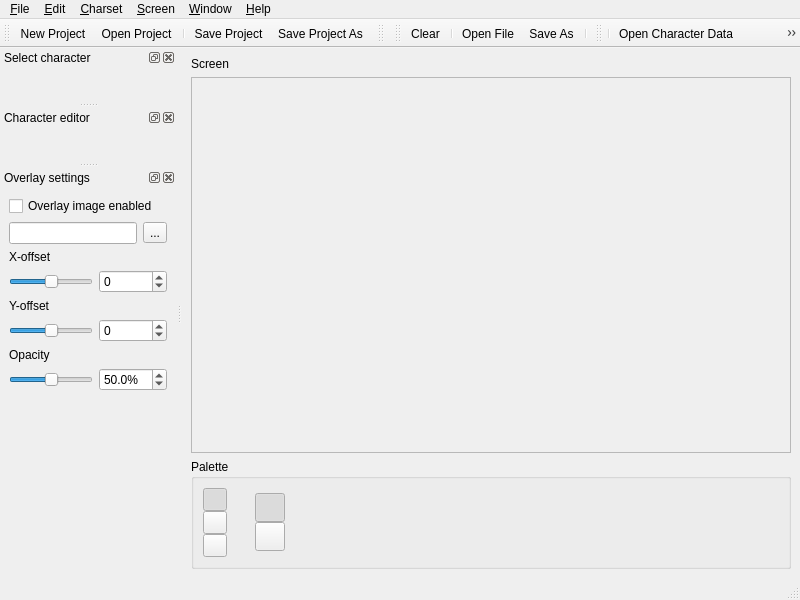
The window that gui/mainwindow.ui (osaukko/TextPaint64) describes before a commit, drawn with Qt 5.
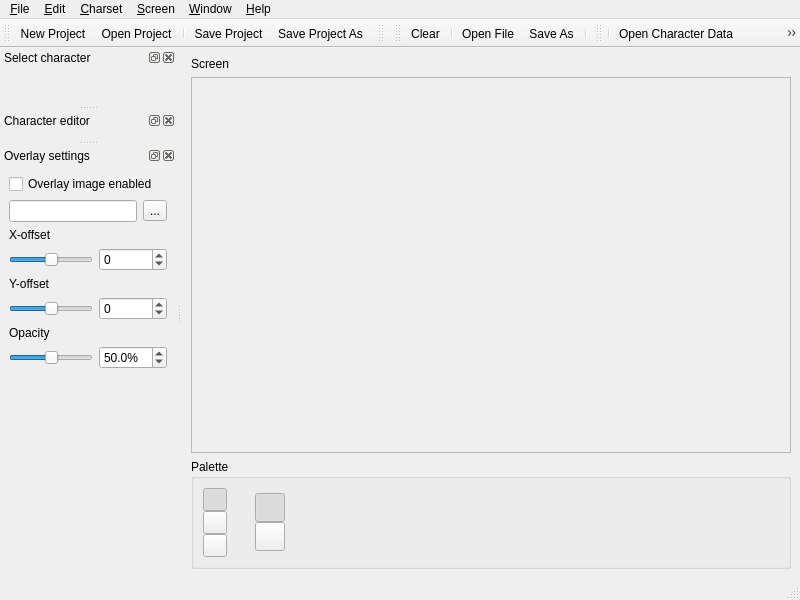
The same window after the commit. Icons and pictures are not drawn. Custom widgets are drawn as their Qt base class.

Commit message:
CharacterEditor: - Fixed size replaced with scalable size. - Aligment support added.
MainWindow:
- Character editor aligment menu added.
- Save/restore character editor alignment.

The edit to the form file:
```diff
--- a/gui/mainwindow.ui
+++ b/gui/mainwindow.ui
@@ -491,26 +491,7 @@
    <attribute name="dockWidgetArea">
     <number>1</number>
    </attribute>
-   <widget class="QWidget" name="editorDockWidgetContents">
-    <layout class="QVBoxLayout" name="editorVerticalLayout">
-     <item>
-      <widget class="CharacterEditor" name="editorWidget" native="true"/>
-     </item>
-     <item>
-      <spacer name="editorVerticalSpacer">
-       <property name="orientation">
-        <enum>Qt::Vertical</enum>
-       </property>
-       <property name="sizeHint" stdset="0">
-        <size>
-         <width>20</width>
-         <height>0</height>
-        </size>
-       </property>
-      </spacer>
-     </item>
-    </layout>
-   </widget>
+   <widget class="CharacterEditor" name="editorWidget"/>
   </widget>
   <widget class="QDockWidget" name="overlayDockWidget">
    <property name="windowTitle">
```
Left out of the diff: 20 changed lines with no effect on the pictures. The commit also changes 4 other files.
